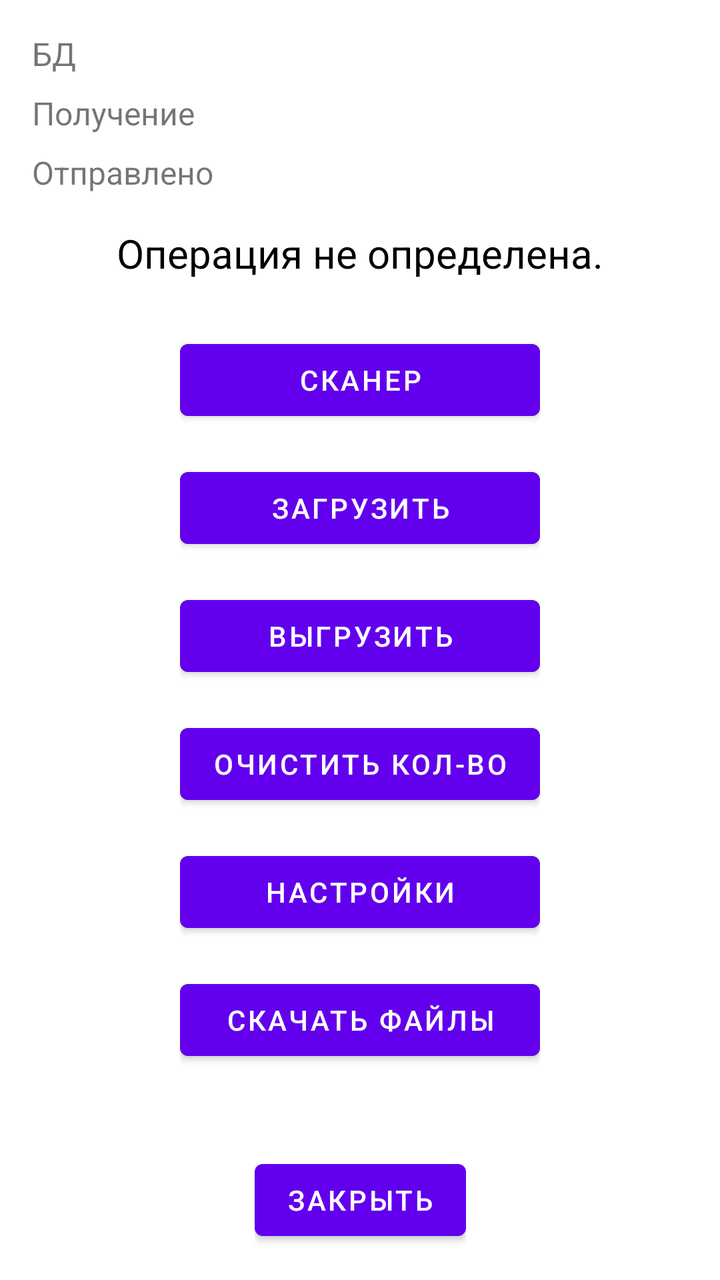
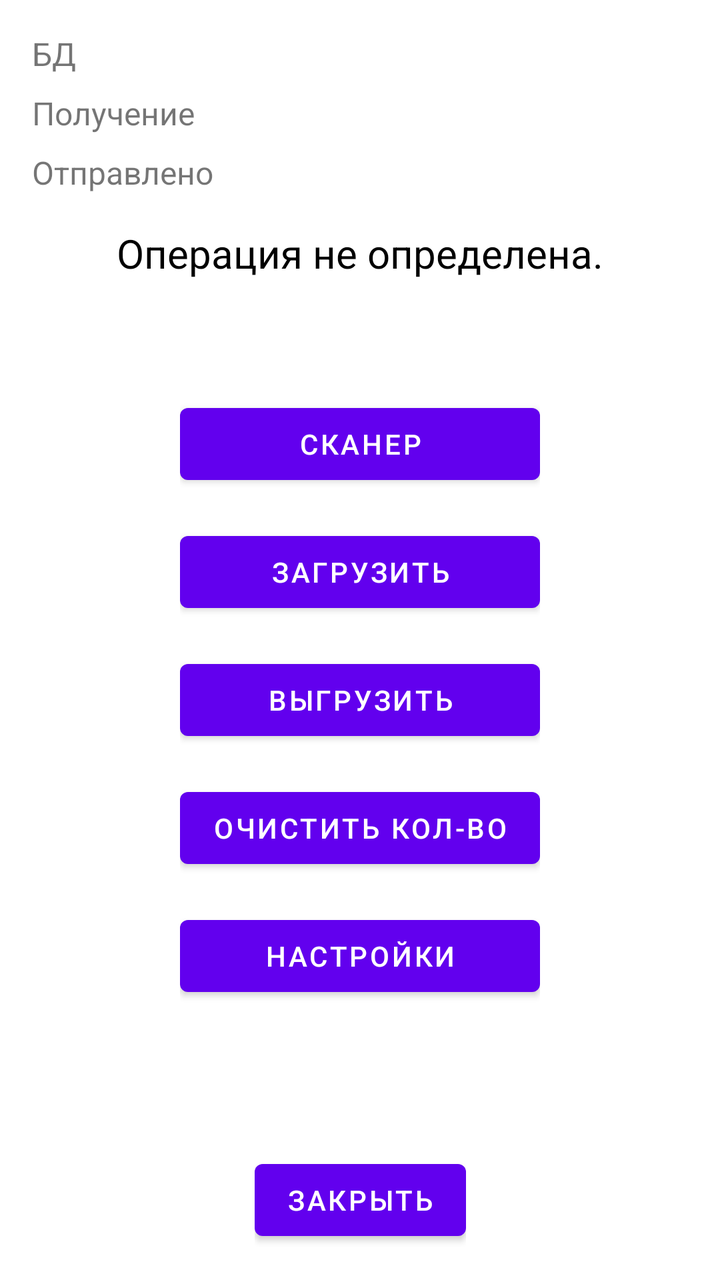

Two renders of the same Android screen: before a commit and after it. Below are the layout's source before the change and the commit's diff.
<!-- AndroidManifest.xml: application theme Theme.TSDXXIVek -->
<!-- res/layout/fragment_menu.xml -->
<?xml version="1.0" encoding="utf-8"?>
<FrameLayout xmlns:android="http://schemas.android.com/apk/res/android"
    xmlns:app="http://schemas.android.com/apk/res-auto"
    xmlns:tools="http://schemas.android.com/tools"
    android:layout_width="match_parent"
    android:layout_height="match_parent"
    tools:context=".MenuFragment">

    <androidx.constraintlayout.widget.ConstraintLayout
        android:layout_width="match_parent"
        android:layout_height="match_parent">

        <LinearLayout
            android:id="@+id/linearLayoutInfo"
            android:layout_width="match_parent"
            android:layout_height="wrap_content"
            android:layout_margin="16dp"
            android:gravity="center_horizontal"
            android:orientation="vertical"
            app:layout_constraintEnd_toEndOf="parent"
            app:layout_constraintStart_toStartOf="parent"
            app:layout_constraintTop_toTopOf="parent">

            <TextView
                android:id="@+id/textView_BD"
                android:layout_width="match_parent"
                android:layout_height="wrap_content"
                android:layout_weight="1"
                android:gravity="left"
                android:text="БД"
                android:textSize="16sp" />

            <TextView
                android:id="@+id/textViewInput"
                android:layout_width="match_parent"
                android:layout_height="wrap_content"
                android:layout_marginTop="8dp"
                android:layout_weight="1"
                android:gravity="left"
                android:text="Получение"
                android:textSize="16sp" />

            <TextView
                android:id="@+id/textViewOutput"
                android:layout_width="match_parent"
                android:layout_height="wrap_content"
                android:layout_marginTop="8dp"
                android:layout_weight="1"
                android:gravity="left"
                android:text="Отправлено"
                android:textSize="16sp" />

            <TextView
                android:id="@+id/textViewOperInfo"
                android:layout_width="match_parent"
                android:layout_height="wrap_content"
                android:layout_marginTop="16dp"
                android:layout_weight="1"
                android:gravity="center"
                android:text="Операция не определена."
                android:textColor="@color/text_textColor"
                android:textSize="20sp" />

        </LinearLayout>

        <LinearLayout
            android:id="@+id/linearLayoutButtons"
            android:layout_width="wrap_content"
            android:layout_height="wrap_content"
            android:layout_gravity="center_horizontal"
            android:layout_marginStart="8dp"
            android:layout_marginTop="16dp"
            android:layout_marginEnd="8dp"
            android:layout_marginBottom="32dp"
            android:orientation="vertical"
            app:layout_constraintBottom_toTopOf="@+id/linearLayout10"
            app:layout_constraintEnd_toEndOf="parent"
            app:layout_constraintStart_toStartOf="parent"
            app:layout_constraintTop_toBottomOf="@+id/linearLayoutInfo">

            <Button
                android:id="@+id/b_scaner"
                android:layout_width="match_parent"
                android:layout_height="wrap_content"
                android:text="Сканер" />

            <Button
                android:id="@+id/b_input"
                android:layout_width="match_parent"
                android:layout_height="wrap_content"
                android:layout_marginTop="16dp"
                android:text="Загрузить" />

            <Button
                android:id="@+id/b_output"
                android:layout_width="match_parent"
                android:layout_height="wrap_content"
                android:layout_marginTop="16dp"
                android:text="Выгрузить" />

            <Button
                android:id="@+id/b_clear_cont"
                android:layout_width="match_parent"
                android:layout_height="wrap_content"
                android:layout_marginTop="16dp"
                android:text="Очистить кол-во" />

            <Button
                android:id="@+id/b_settings"
                android:layout_width="match_parent"
                android:layout_height="wrap_content"
                android:layout_marginTop="16dp"
                android:text="Настройки" />

            <Button
                android:id="@+id/b_download"
                android:layout_width="match_parent"
                android:layout_height="wrap_content"
                android:layout_marginTop="16dp"
                android:text="Скачать файлы" />

        </LinearLayout>

        <LinearLayout
            android:id="@+id/linearLayout10"
            android:layout_width="wrap_content"
            android:layout_height="wrap_content"
            android:layout_gravity="bottom|center_horizontal"
            android:layout_marginStart="8dp"
            android:layout_marginEnd="8dp"
            android:layout_marginBottom="16dp"
            android:orientation="vertical"
            app:layout_constraintBottom_toBottomOf="parent"
            app:layout_constraintEnd_toEndOf="parent"
            app:layout_constraintStart_toStartOf="parent">

            <Button
                android:id="@+id/b_exit"
                android:layout_width="match_parent"
                android:layout_height="wrap_content"
                android:text="Закрыть" />
        </LinearLayout>

    </androidx.constraintlayout.widget.ConstraintLayout>

</FrameLayout>
<!-- resources referenced by this layout -->
<resources>
  <color name="text_textColor">#FF000000</color>
  <style name="Theme.TSDXXIVek" parent="Theme.MaterialComponents.DayNight.DarkActionBar">
          
          <item name="colorPrimary">@color/colorPrimary</item>
          <item name="colorPrimaryVariant">@color/colorPrimaryVariant</item>
          <item name="colorOnPrimary">@color/colorOnPrimary</item>
          
          <item name="colorSecondary">@color/colorSecondary</item>
          <item name="colorSecondaryVariant">@color/colorSecondaryVariant</item>
          <item name="colorOnSecondary">@color/colorOnSecondary</item>
          
          <item name="android:statusBarColor" tools:targetApi="l">?attr/colorPrimaryVariant</item>
          
      </style>
  <color name="colorPrimary">#FF6200EE</color>
  <color name="colorPrimaryVariant">#FF3700B3</color>
  <color name="colorOnPrimary">#FFFFFFFF</color>
  <color name="colorSecondary">#00BCD4</color>
  <color name="colorSecondaryVariant">#FF018786</color>
  <color name="colorOnSecondary">#FF000000</color>
</resources>

<!-- the commit's change to res/layout/fragment_menu.xml (unified diff, before → after) -->
@@ -112,13 +112,6 @@
                 android:layout_marginTop="16dp"
                 android:text="Настройки" />
 
-            <Button
-                android:id="@+id/b_download"
-                android:layout_width="match_parent"
-                android:layout_height="wrap_content"
-                android:layout_marginTop="16dp"
-                android:text="Скачать файлы" />
-
         </LinearLayout>
 
         <LinearLayout
